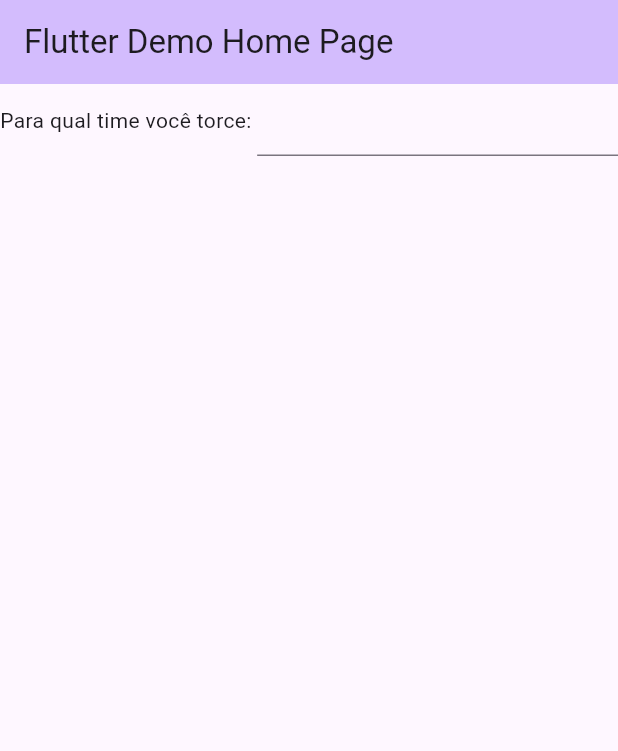
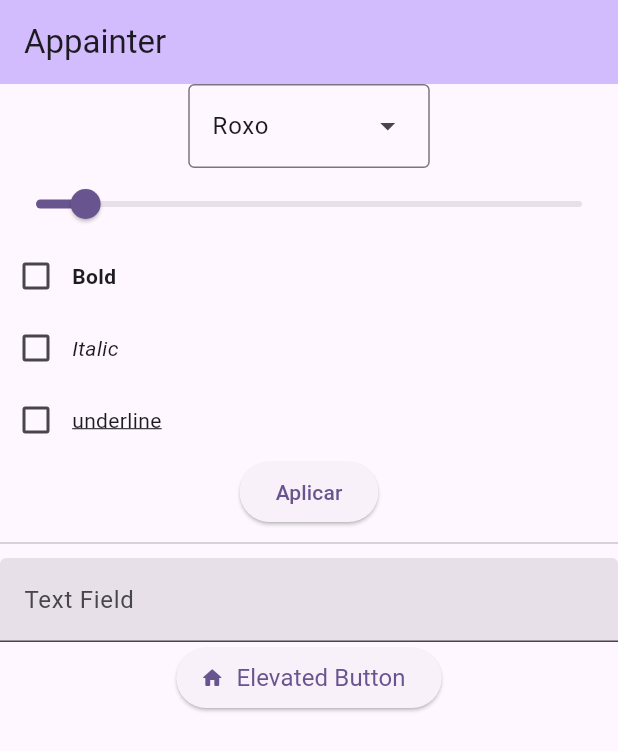
Before and after one commit to mutannejs/Estudo_Flutter, a Flutter app: the screen it shows after launch, on a phone screen of 412 x 824 dp. Shown: the top 751 px of the screen. Run offline on Flutter 3.47's test engine with Material 3 defaults, Android fonts, the light colour scheme and no system bars; our stand-ins replace flutter_colorpicker, flutter_riverpod, shared_preferences.

Commit message:
atividade 3 iniciada, estilo sendo alterado

```diff
--- /dev/null
+++ b/atividade_03/lib/change_config.dart
@@ -0,0 +1,125 @@
+import 'package:atividade_03/main.dart';
+import 'package:flutter/material.dart';
+import 'package:flutter_riverpod/flutter_riverpod.dart';
+
+class ChangeColor extends ConsumerStatefulWidget {
+  const ChangeColor({super.key});
+
+  @override
+  ConsumerState<ChangeColor> createState() => _ChangeColorState();
+}
+
+class _ChangeColorState extends ConsumerState<ChangeColor> {
+  final FocusNode _buttonFocusNode = FocusNode(debugLabel: 'Menu Button');
+
+  @override
+  void dispose() {
+    _buttonFocusNode.dispose();
+    super.dispose();
+  }
+
+  @override
+  Widget build(BuildContext context) {
+    return DropdownMenu(
+      dropdownMenuEntries: const [
+        DropdownMenuEntry(value: Colors.deepPurple, label: 'Roxo'),
+        DropdownMenuEntry(value: Colors.red, label: 'Vermelho'),
+        DropdownMenuEntry(value: Colors.green, label: 'Verde'),
+        DropdownMenuEntry(value: Colors.yellow, label: 'Amarelo'),
+      ],
+      initialSelection: ref.watch(configProvider).color,
+      onSelected: (i) {
+        if (i == null) return;
+        ref.read(configProvider.notifier).state.color = i;
+      }
+    );
+  }
+}
+
+class ChangeFontSize extends ConsumerStatefulWidget {
+  const ChangeFontSize({super.key});
+
+  @override
+  ConsumerState<ChangeFontSize> createState() => _ChangeFontSizeState();
+}
+
+class _ChangeFontSizeState extends ConsumerState<ChangeFontSize> {
+  @override
+  Widget build(BuildContext context) {
+    return Slider(
+      value: ref.watch(configProvider).fontSize,
+      min: 12,
+      max: 56,
+      onChanged: (value) {
+        setState(() {
+          ref.read(configProvider.notifier).state.fontSize = value;
+        });
+      }
+    );
+  }
+}
+
+
+class CheckboxField extends ConsumerStatefulWidget {
+  final int index;
+  final Text label;
+
+  const CheckboxField({
+    super.key,
+    required this.index,
+    required this.label
+  });
+
+  @override
+  ConsumerState<CheckboxField> createState() => _CheckboxFieldState();
+}
+
+class _CheckboxFieldState extends ConsumerState<CheckboxField> {
+  @override
+  Widget build(BuildContext context) {
+    return Row(
+      children: [
+        Checkbox(
+          value:  ref.read(configProvider).fontStyle[widget.index],
+          onChanged: (value) {
+            setState(() {
+              ref.read(configProvider.notifier).state.fontStyle[widget.index] = value!;
+            });
+          }
+        ),
+        widget.label
+      ],
+    );
+  }
+}
+
+
+class ChangeFontStyle extends ConsumerStatefulWidget {
+  const ChangeFontStyle({super.key});
+
+  @override
+  ConsumerState<ChangeFontStyle> createState() => _ChangeFontStyleState();
+}
+
+class _ChangeFontStyleState extends ConsumerState<ChangeFontStyle> {
+  @override
+  Widget build(BuildContext context) {
+    return const Column(
+      mainAxisSize: MainAxisSize.min,
+      children: [
+        CheckboxField(
+          index: 0,
+          label: Text('Bold', style: TextStyle(fontWeight: FontWeight.bold))
+        ),
+        CheckboxField(
+          index: 1,
+          label: Text('Italic', style: TextStyle(fontStyle: FontStyle.italic))
+        ),
+        CheckboxField(
+          index: 2,
+          label: Text('underline', style: TextStyle(decoration: TextDecoration.underline))
+        ),
+      ],
+    );
+  }
+}
--- a/atividade_03/lib/main.dart
+++ b/atividade_03/lib/main.dart
@@ -1,61 +1,72 @@
+import 'package:atividade_03/change_config.dart';
+import 'package:atividade_03/result_example.dart';
 import 'package:flutter/material.dart';
+import 'package:flutter_riverpod/flutter_riverpod.dart';
 
-void main() {
-  runApp(const MyApp());
+class Config {
+  Color color;
+  double fontSize;
+  List<bool> fontStyle = [false, false, false];
+
+  Config({
+    required this.color,
+    required this.fontSize
+  });
 }
 
-class MyApp extends StatelessWidget {
+var configProvider = StateProvider(
+  (ref) => Config(
+    color: Colors.deepPurple,
+    fontSize: 16.0
+  )
+);
+
+void main() async {
+  runApp(const ProviderScope(child: MyApp()));
+}
+
+class MyApp extends ConsumerWidget {
   const MyApp({super.key});
 
   // This widget is the root of your application.
   @override
-  Widget build(BuildContext context) {
+  Widget build(BuildContext context, WidgetRef ref) {
     return MaterialApp(
       title: 'Flutter Demo',
       debugShowCheckedModeBanner: false,
       theme: ThemeData(
-        colorScheme: ColorScheme.fromSeed(seedColor: Colors.deepPurple),
+        colorScheme: ColorScheme.fromSeed(seedColor: ref.watch(configProvider).color),
         useMaterial3: true,
       ),
-      home: const MyHomePage(title: 'Flutter Demo Home Page'),
+      home: const MyHomePage(),
     );
   }
 }
 
 class MyHomePage extends StatefulWidget {
-  const MyHomePage({super.key, required this.title});
-  final String title;
+  const MyHomePage({super.key});
 
   @override
   State<MyHomePage> createState() => _MyHomePageState();
 }
 
 class _MyHomePageState extends State<MyHomePage> {
-  final _controllerTeam = TextEditingController();
-
   @override
   Widget build(BuildContext context) {
     return Scaffold(
       appBar: AppBar(
         backgroundColor: Theme.of(context).colorScheme.inversePrimary,
-        title: Text(widget.title),
+        title: const Text('Appainter'),
       ),
-      body: Form(
-        child: Column(
-          children: [
-            Row(
-              children: [
-                const Text('Para qual time você torce: '),
-                Flexible(
-                  fit: FlexFit.loose,
-                  child: TextField(
-                    controller: _controllerTeam,
-                  ),
-                )
-              ]
-            )
-          ],
-        ),
+      body: Column(
+        children: [
+          ChangeColor(),
+          ChangeFontSize(),
+          ChangeFontStyle(),
+          ElevatedButton(onPressed: ()=> setState((){}), child: Text('Aplicar')),
+          Divider(height: 20,),
+          ResultExample()
+        ]
       ),
     );
   }
--- /dev/null
+++ b/atividade_03/lib/result_example.dart
@@ -0,0 +1,49 @@
+import 'package:atividade_03/main.dart';
+import 'package:flutter/material.dart';
+import 'package:flutter_riverpod/flutter_riverpod.dart';
+
+class ResultExample extends ConsumerStatefulWidget {
+  const ResultExample({super.key});
+
+  @override
+  ConsumerState<ResultExample> createState() => _ResultExampleState();
+}
+
+class _ResultExampleState extends ConsumerState<ResultExample> {
+
+  TextStyle textS() {
+    return TextStyle(
+      fontSize: ref.watch(configProvider).fontSize,
+      fontWeight: ref.watch(configProvider).fontStyle[0] ? FontWeight.bold : FontWeight.normal,
+      fontStyle: ref.watch(configProvider).fontStyle[1] ? FontStyle.italic : FontStyle.normal,
+      decoration: ref.watch(configProvider).fontStyle[2] ? TextDecoration.underline : TextDecoration.none
+    );
+  }
+
+  @override
+  Widget build(BuildContext context) {
+    return Theme(
+      data: ThemeData(
+        colorScheme: ColorScheme.fromSeed(seedColor: ref.watch(configProvider).color),
+      ),
+      child: Column(
+        mainAxisSize: MainAxisSize.min,
+        children: [
+          TextField(
+            style: textS(),
+            decoration: InputDecoration(
+              focusColor: ref.watch(configProvider).color,
+              labelText: 'Text Field',
+              filled: true,
+            ),
+          ),
+          ElevatedButton.icon(
+            onPressed: (){},
+            icon: Icon(Icons.home_rounded, size: ref.watch(configProvider).fontSize),
+            label: Text('Elevated Button', style: textS()),
+          )
+        ],
+      ),
+    );
+  }
+}
--- a/atividade_03/pubspec.yaml
+++ b/atividade_03/pubspec.yaml
@@ -35,6 +35,8 @@
   # The following adds the Cupertino Icons font to your application.
   # Use with the CupertinoIcons class for iOS style icons.
   cupertino_icons: ^1.0.8
+  flutter_riverpod: ^2.6.1
+  shared_preferences: ^2.3.3
 
 dev_dependencies:
   flutter_test:
```
Also changed, not shown: atividade_03/pubspec.lock.
